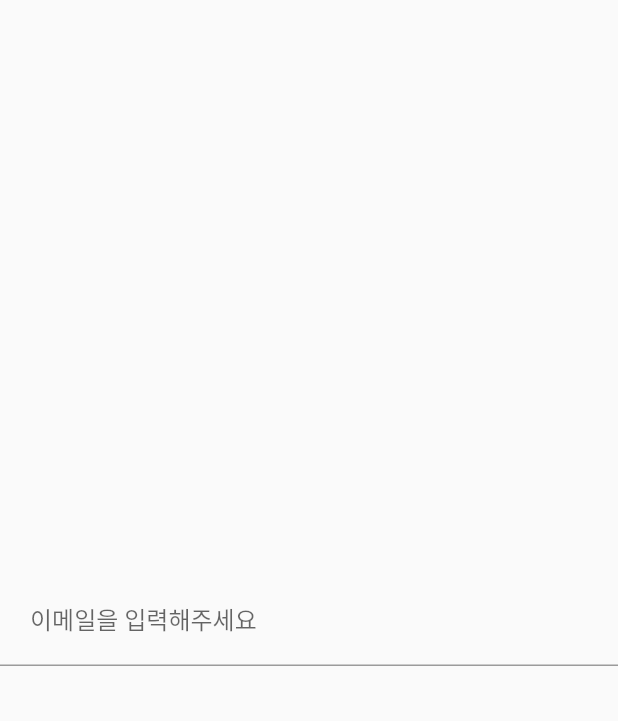
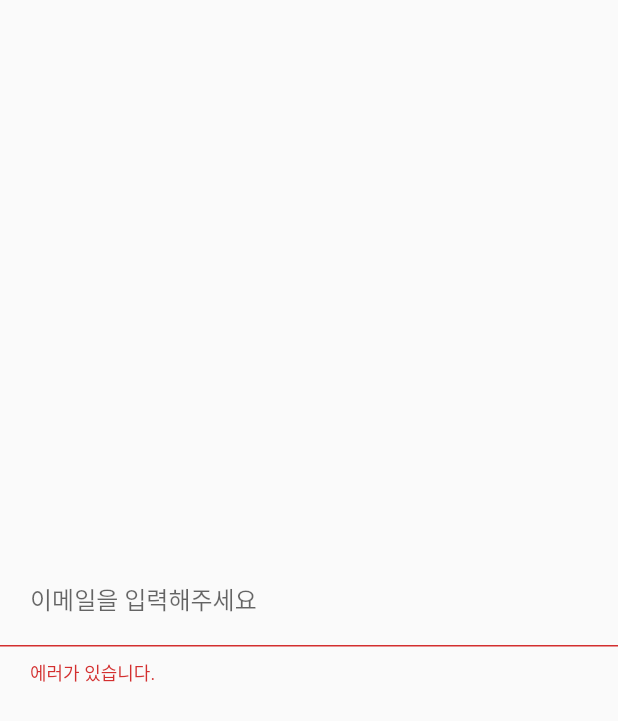
Before and after one commit to southglory/flutterlearn, a Flutter app: the screen it shows after launch, on a phone screen of 412 x 824 dp. Shown: the top 721 px of the screen. Run offline on Flutter 3.47's test engine with Material 2 defaults, Android fonts, the phone set to English and light mode, and no system bars.

Commit message:
errorText

```diff
--- a/lib/common/component/custom_text_form_field.dart
+++ b/lib/common/component/custom_text_form_field.dart
@@ -3,8 +3,9 @@ import 'package:flutterlearn/common/const/colors.dart';
 
 class CustomTextFormField extends StatelessWidget {
   final String? hintText;
+  final String? errorText;
 
-  const CustomTextFormField({super.key, this.hintText});
+  const CustomTextFormField({super.key, this.hintText, this.errorText});
 
   @override
   Widget build(BuildContext context) {
@@ -13,6 +14,7 @@ class CustomTextFormField extends StatelessWidget {
       decoration: InputDecoration(
         contentPadding: EdgeInsets.all(20),
         hintText: hintText,
+        errorText: errorText,
       )
     );
   }
--- a/lib/main.dart
+++ b/lib/main.dart
@@ -19,6 +19,7 @@ class _App extends StatelessWidget {
           children:[
             CustomTextFormField(
               hintText: '이메일을 입력해주세요',
+              errorText: '에러가 있습니다.',
             ),
           ]
         )
```
